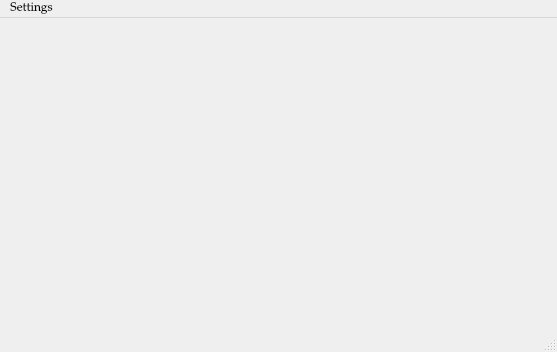
The window that src/widgets/mainwindow_widget/Mainwindow.ui (inelina4/RootRoulette) describes before a commit, drawn with Qt 5.
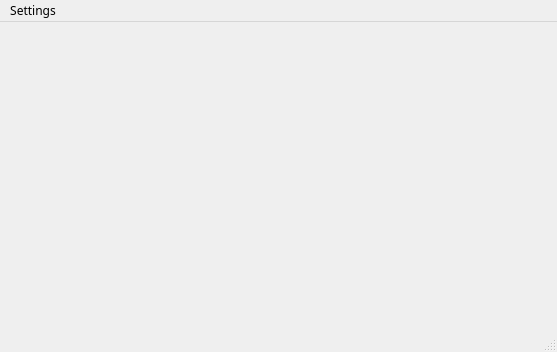
The same window after the commit.

```diff
--- a/src/widgets/mainwindow_widget/Mainwindow.ui
+++ b/src/widgets/mainwindow_widget/Mainwindow.ui
@@ -12,7 +12,7 @@
   </property>
   <property name="font">
    <font>
-    <family>Palatino Linotype</family>
+    <family>Bahnschrift</family>
    </font>
   </property>
   <property name="windowTitle">
@@ -27,7 +27,7 @@
      <x>0</x>
      <y>0</y>
      <width>557</width>
-     <height>23</height>
+     <height>18</height>
     </rect>
    </property>
    <widget class="QMenu" name="menuSettings">
```
